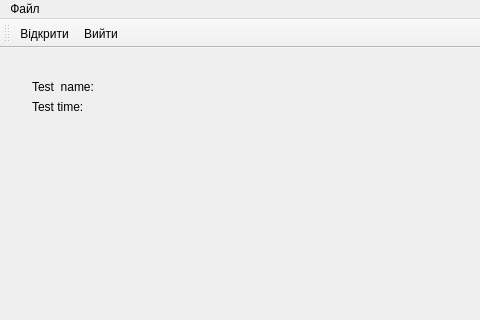
The window that mainwindow.ui (Angelys/KnowledgeTest) describes before a commit, drawn with Qt 5; both pictures show x 0 to 480 and y 0 to 320 of the 623 by 401 pixel window.
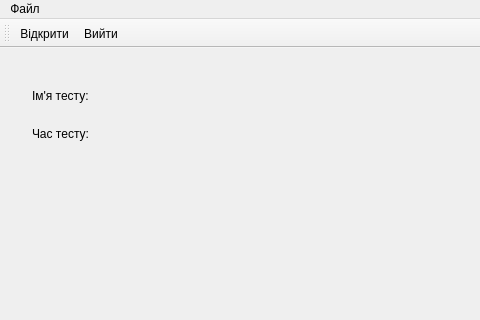
The same window after the commit. The open tabs and pages were chosen to show the change. Icons and pictures are not drawn.

Diff of the .ui file:
```diff
--- a/mainwindow.ui
+++ b/mainwindow.ui
@@ -39,18 +39,15 @@
          <rect>
           <x>10</x>
           <y>10</y>
-          <width>431</width>
-          <height>151</height>
+          <width>421</width>
+          <height>91</height>
          </rect>
         </property>
-        <layout class="QFormLayout" name="formLayout">
-         <property name="fieldGrowthPolicy">
-          <enum>QFormLayout::AllNonFixedFieldsGrow</enum>
-         </property>
+        <layout class="QGridLayout" name="gridLayout_2">
          <item row="0" column="0">
           <widget class="QLabel" name="label">
            <property name="text">
-            <string>Test  name:</string>
+            <string>Ім'я тесту:</string>
            </property>
           </widget>
          </item>
@@ -64,7 +61,7 @@
          <item row="1" column="0">
           <widget class="QLabel" name="label_2">
            <property name="text">
-            <string>Test time:</string>
+            <string>Час тесту:</string>
            </property>
           </widget>
          </item>
```
Left out of the diff: 2 changed lines with no effect on the pictures.
